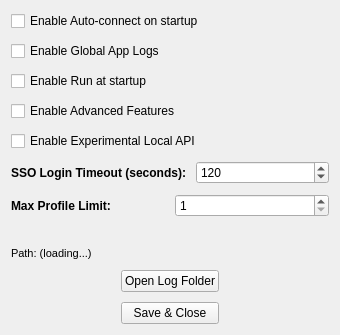
First picture: the form in pygui/dialogs/settings.ui, repository Arean82/Tailscale-Headscale-Client, before the edit.
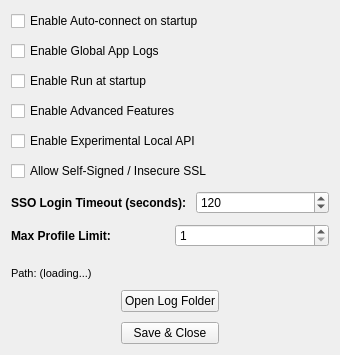
Second picture: the form after the edit.

Commit message: feat: implement core architecture, UI components, and settings management for Headscale client

The edit to the form file:
```diff
--- a/pygui/dialogs/settings.ui
+++ b/pygui/dialogs/settings.ui
@@ -7,7 +7,7 @@
     <x>0</x>
     <y>0</y>
     <width>340</width>
-    <height>335</height>
+    <height>355</height>
    </rect>
   </property>
   <property name="windowTitle">
@@ -57,6 +57,13 @@
        </property>
       </widget>
      </item>
+     <item>
+      <widget class="QCheckBox" name="chkInsecureSSL">
+       <property name="text">
+        <string>Allow Self-Signed / Insecure SSL</string>
+       </property>
+      </widget>
+     </item>
      <item>
       <layout class="QHBoxLayout" name="ssoLayout">
        <item>
```
The commit also changes 15 other files.
